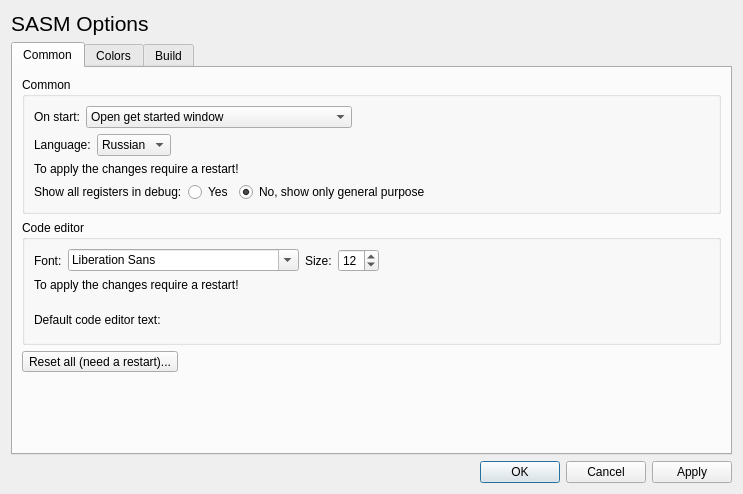
Old version of the form settings.ui in the repository Dman95/SASM.
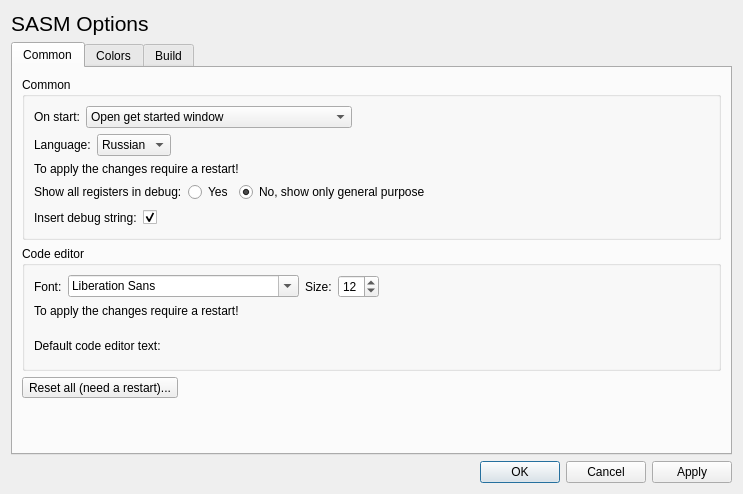
New version of the form. The open tabs and pages were chosen to show the change.

Commit message: Debug string insertion can be switched off.

What changed in the file:
```diff
--- a/settings.ui
+++ b/settings.ui
@@ -217,6 +217,40 @@
             </item>
            </layout>
           </item>
+          <item>
+           <layout class="QHBoxLayout" name="horizontalLayout_7">
+            <item>
+             <widget class="QLabel" name="insertDebugStringLabel">
+              <property name="text">
+               <string>Insert debug string:</string>
+              </property>
+             </widget>
+            </item>
+            <item>
+             <widget class="QCheckBox" name="insertDebugStringCheckBox">
+              <property name="text">
+               <string/>
+              </property>
+              <property name="checked">
+               <bool>true</bool>
+              </property>
+             </widget>
+            </item>
+            <item>
+             <spacer name="horizontalSpacer_10">
+              <property name="orientation">
+               <enum>Qt::Horizontal</enum>
+              </property>
+              <property name="sizeHint" stdset="0">
+               <size>
+                <width>40</width>
+                <height>20</height>
+               </size>
+              </property>
+             </spacer>
+            </item>
+           </layout>
+          </item>
          </layout>
         </widget>
        </item>
```
Left out of the diff: 4 changed lines with no effect on the pictures. The commit also changes 3 other files.
